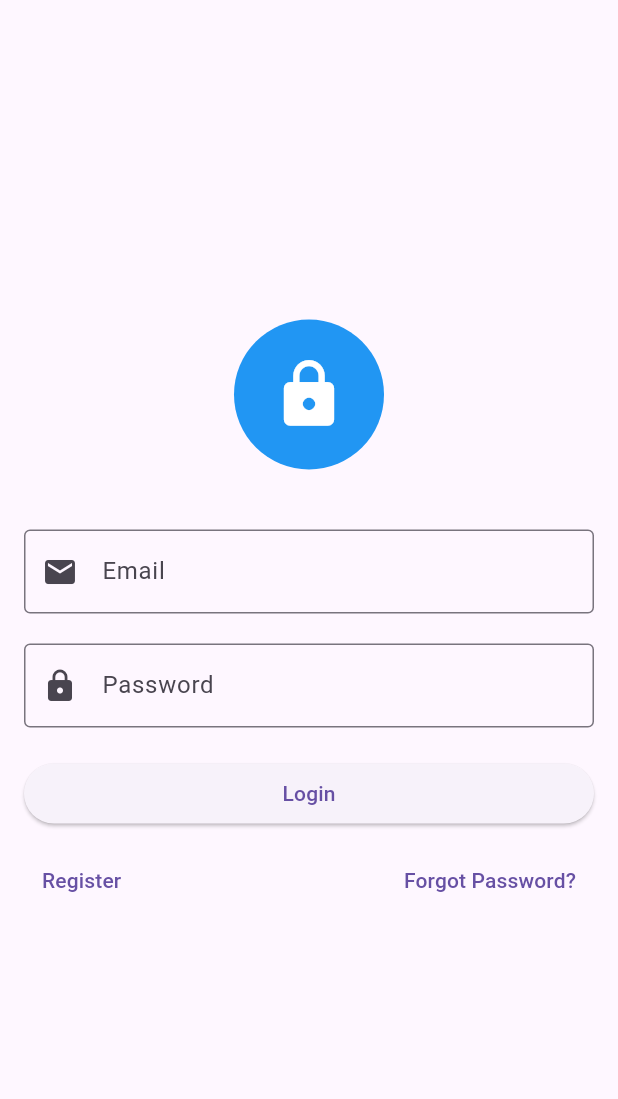
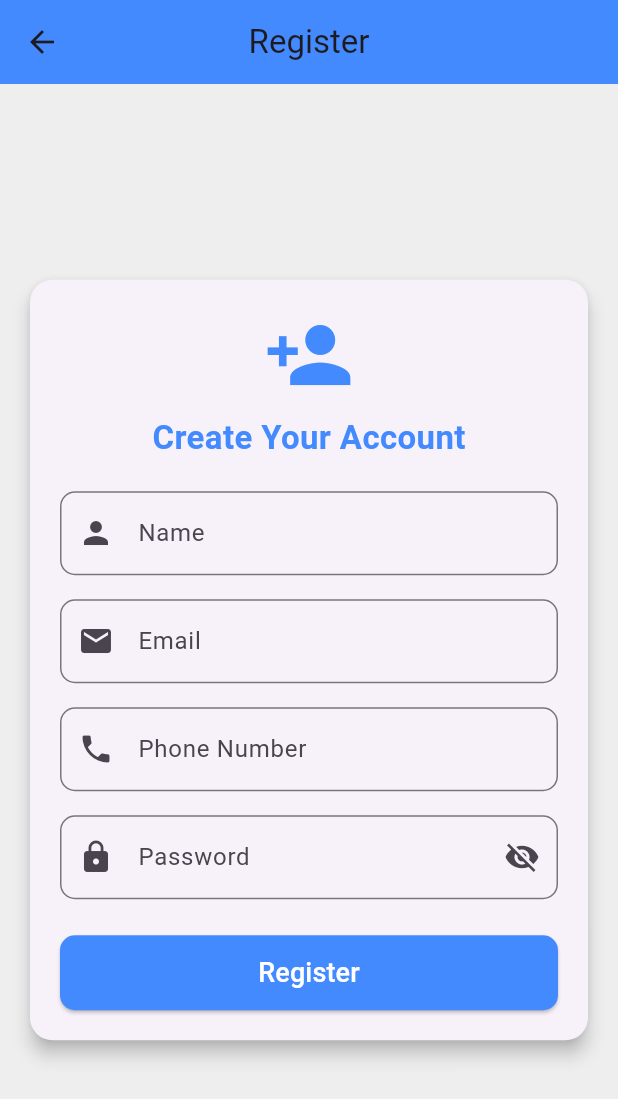
Before and after one commit to M0hAyman/hedieaty_app, a Flutter app: the screen it shows after launch, after a tap on "Register", on a phone screen of 412 x 824 dp. Shown: the top 1099 px of the screen. Run offline on Flutter 3.47's test engine with Material 3 defaults, Android fonts, the phone set to English and light mode, and no system bars; our stand-ins replace cloud_firestore, firebase_auth, firebase_core, sqflite; accounts and stored records are empty.

Commit message:
Register page added with its logic, initial implementation needs cleaning and separation of concerns

```diff
--- a/lib/Data/local_database/mydatabase.dart
+++ b/lib/Data/local_database/mydatabase.dart
@@ -30,12 +30,13 @@ class MyLocalDatabaseService {
           'ID' INTEGER NOT NULL PRIMARY KEY AUTOINCREMENT,
           'NAME' TEXT NOT NULL,
           'EMAIL' TEXT NOT NULL,
-          'PASSWORD' TEXT NOT NULL,
-          'PASSWORDRESET' BOOLEAN NOT NULL,
           'PHONENUMBER' TEXT NOT NULL,
           'PREFERENCE' TEXT NOT NULL
           )
           ''');
+        // Removed those fields from the table recently need a rebuild! to update the table
+        //          'PASSWORD' TEXT NOT NULL,
+        //           'PASSWORDRESET' BOOLEAN NOT NULL,
         print("User table created");
         // Create Events table
         await db.execute('''
--- a/lib/Data/local_database/services/event_service.dart
+++ b/lib/Data/local_database/services/event_service.dart
@@ -1,3 +1,5 @@
+import 'package:sqflite/sqflite.dart';
+
 import '../mydatabase.dart';
 
 class EventService {
@@ -5,7 +7,7 @@ class EventService {
 
   Future<int> insertEvent(Map<String, dynamic> eventData) async {
     final db = await _dbService.getDatabaseInstance();
-    return await db!.insert('EVENTS', eventData);
+    return await db!.insert('EVENTS', eventData, conflictAlgorithm: ConflictAlgorithm.replace,);
   }
 
   Future<List<Map<String, dynamic>>> getEventsByUserId(int userId) async {
--- a/lib/Data/local_database/services/friend_service.dart
+++ b/lib/Data/local_database/services/friend_service.dart
@@ -1,4 +1,6 @@
 
+
+import 'package:sqflite/sqflite.dart';
 
 import '../mydatabase.dart';
 
@@ -7,7 +9,7 @@ class FriendService {
 
   Future<int> addFriend(int userId, int friendId) async {
     final db = await _dbService.getDatabaseInstance();
-    return await db!.insert('FRIENDS', {'USER_ID': userId, 'FRIEND_ID': friendId});
+    return await db!.insert('FRIENDS', {'USER_ID': userId, 'FRIEND_ID': friendId}, conflictAlgorithm: ConflictAlgorithm.replace,);
   }
 
   Future<List<Map<String, dynamic>>> getFriendsByUserId(int userId) async {
--- a/lib/Data/local_database/services/gift_service.dart
+++ b/lib/Data/local_database/services/gift_service.dart
@@ -1,4 +1,6 @@
 
+
+import 'package:sqflite/sqflite.dart';
 
 import '../mydatabase.dart';
 
@@ -7,7 +9,7 @@ class GiftService {
 
   Future<int> insertGift(Map<String, dynamic> giftData) async {
     final db = await _dbService.getDatabaseInstance();
-    return await db!.insert('GIFTS', giftData);
+    return await db!.insert('GIFTS', giftData, conflictAlgorithm: ConflictAlgorithm.replace,);
   }
 
   Future<List<Map<String, dynamic>>> getGiftsByEventId(int eventId) async {
--- a/lib/Data/local_database/services/user_service.dart
+++ b/lib/Data/local_database/services/user_service.dart
@@ -1,5 +1,4 @@
-
-
+import 'package:sqflite/sqflite.dart';
 import '../mydatabase.dart';
 
 class UserService {
@@ -7,7 +6,7 @@ class UserService {
 
   Future<int> insertUser(Map<String, dynamic> userData) async {
     final db = await _dbService.getDatabaseInstance();
-    return await db!.insert('USER', userData);
+    return await db!.insert('USER', userData, conflictAlgorithm: ConflictAlgorithm.replace,);
   }
 
   Future<Map<String, dynamic>?> getUserByEmail(String email) async {
--- a/lib/Pages/login_page.dart
+++ b/lib/Pages/login_page.dart
@@ -1,6 +1,7 @@
 import 'package:flutter/material.dart';
 import 'package:firebase_auth/firebase_auth.dart';
 import 'package:hedieaty_app/CustomWidgets/main_navigation_bar.dart';
+import 'package:hedieaty_app/Pages/register_page.dart';
 
 class LoginPage extends StatefulWidget {
   const LoginPage({super.key});
@@ -112,6 +113,10 @@ class _LoginPageState extends State<LoginPage> {
                     TextButton(
                       onPressed: () {
                         // TODO: Navigate to Register screen
+                        Navigator.push(
+                          context,
+                          MaterialPageRoute(builder: (context) => const RegisterPage()),
+                        );
                       },
                       child: const Text('Register'),
                     ),
--- /dev/null
+++ b/lib/Pages/register_page.dart
@@ -0,0 +1,249 @@
+import 'package:flutter/material.dart';
+import 'package:firebase_auth/firebase_auth.dart';
+import 'package:cloud_firestore/cloud_firestore.dart';
+
+class RegisterPage extends StatefulWidget {
+  const RegisterPage({super.key});
+
+  @override
+  State<RegisterPage> createState() => _RegisterPageState();
+}
+
+class _RegisterPageState extends State<RegisterPage> {
+  final FirebaseAuth _auth = FirebaseAuth.instance;
+  final FirebaseFirestore _firestore = FirebaseFirestore.instance;
+
+  final _formKey = GlobalKey<FormState>(); // Form key for validation
+  final TextEditingController _emailController = TextEditingController();
+  final TextEditingController _passwordController = TextEditingController();
+  final TextEditingController _nameController = TextEditingController();
+  final TextEditingController _phoneController = TextEditingController();
+
+  bool _isPasswordVisible = false;
+  bool _isLoading = false;
+
+  // Handle registration
+  Future<void> _register() async {
+    if (!_formKey.currentState!.validate()) {
+      return; // Don't proceed if validation fails
+    }
+
+    setState(() {
+      _isLoading = true;
+    });
+
+    try {
+      // Firebase Authentication
+      UserCredential userCredential = await _auth.createUserWithEmailAndPassword(
+        email: _emailController.text.trim(),
+        password: _passwordController.text.trim(),
+      );
+
+      String uid = userCredential.user?.uid ?? "";
+
+      // Save to Firestore
+      await _firestore.collection('users').doc(uid).set({
+        'id': uid,
+        'name': _nameController.text.trim(),
+        'email': _emailController.text.trim(),
+        'phone': _phoneController.text.trim(),
+      });
+
+      ScaffoldMessenger.of(context).showSnackBar(
+        const SnackBar(content: Text("Registration successful!")),
+      );
+      Navigator.pop(context); // Navigate back
+    } catch (e) {
+      ScaffoldMessenger.of(context).showSnackBar(
+        SnackBar(content: Text("Error: $e")),
+      );
+    } finally {
+      setState(() {
+        _isLoading = false;
+      });
+    }
+  }
+
+  @override
+  Widget build(BuildContext context) {
+    return Scaffold(
+      backgroundColor: Colors.grey[200],
+      appBar: AppBar(
+        title: const Text("Register"),
+        centerTitle: true,
+        backgroundColor: Colors.blueAccent,
+      ),
+      body: Stack(
+        children: [
+          Center(
+            child: SingleChildScrollView(
+              child: Padding(
+                padding: const EdgeInsets.all(16.0),
+                child: Card(
+                  elevation: 5,
+                  shape: RoundedRectangleBorder(
+                    borderRadius: BorderRadius.circular(15),
+                  ),
+                  child: Padding(
+                    padding: const EdgeInsets.all(20.0),
+                    child: Form(
+                      key: _formKey, // Connect the form key
+                      child: Column(
+                        mainAxisSize: MainAxisSize.min,
+                        crossAxisAlignment: CrossAxisAlignment.stretch,
+                        children: [
+                          Column(
+                            children: [
+                              Icon(Icons.person_add, size: 60, color: Colors.blueAccent),
+                              const SizedBox(height: 10),
+                              Text(
+                                "Create Your Account",
+                                style: TextStyle(
+                                  fontSize: 22,
+                                  fontWeight: FontWeight.bold,
+                                  color: Colors.blueAccent,
+                                ),
+                              ),
+                              const SizedBox(height: 20),
+                            ],
+                          ),
+
+                          // Name field
+                          TextFormField(
+                            controller: _nameController,
+                            decoration: InputDecoration(
+                              labelText: "Name",
+                              prefixIcon: const Icon(Icons.person),
+                              border: OutlineInputBorder(
+                                borderRadius: BorderRadius.circular(10),
+                              ),
+                            ),
+                            validator: (value) {
+                              if (value == null || value.trim().isEmpty) {
+                                return 'Name is required';
+                              }
+                              return null;
+                            },
+                          ),
+                          const SizedBox(height: 16),
+
+                          // Email field
+                          TextFormField(
+                            controller: _emailController,
+                            keyboardType: TextInputType.emailAddress,
+                            decoration: InputDecoration(
+                              labelText: "Email",
+                              prefixIcon: const Icon(Icons.email),
+                              border: OutlineInputBorder(
+                                borderRadius: BorderRadius.circular(10),
+                              ),
+                            ),
+                            validator: (value) {
+                              if (value == null || value.trim().isEmpty) {
+                                return 'Email is required';
+                              }
+                              if (!RegExp(r'^[^@]+@[^@]+\.[^@]+').hasMatch(value)) {
+                                return 'Enter a valid email';
+                              }
+                              return null;
+                            },
+                          ),
+                          const SizedBox(height: 16),
+
+                          // Phone field
+                          TextFormField(
+                            controller: _phoneController,
+                            keyboardType: TextInputType.phone,
+                            decoration: InputDecoration(
+                              labelText: "Phone Number",
+                              prefixIcon: const Icon(Icons.phone),
+                              border: OutlineInputBorder(
+                                borderRadius: BorderRadius.circular(10),
+                              ),
+                            ),
+                            validator: (value) {
+                              if (value == null || value.trim().isEmpty) {
+                                return 'Phone number is required';
+                              }
+                              if (!RegExp(r'^\d{10,}$').hasMatch(value)) {
+                                return 'Enter a valid phone number';
+                              }
+                              return null;
+                            },
+                          ),
+                          const SizedBox(height: 16),
+
+                          // Password field
+                          TextFormField(
+                            controller: _passwordController,
+                            obscureText: !_isPasswordVisible,
+                            decoration: InputDecoration(
+                              labelText: "Password",
+                              prefixIcon: const Icon(Icons.lock),
+                              suffixIcon: IconButton(
+                                icon: Icon(
+                                  _isPasswordVisible
+                                      ? Icons.visibility
+                                      : Icons.visibility_off,
+                                ),
+                                onPressed: () {
+                                  setState(() {
+                                    _isPasswordVisible = !_isPasswordVisible;
+                                  });
+                                },
+                              ),
+                              border: OutlineInputBorder(
+                                borderRadius: BorderRadius.circular(10),
+                              ),
+                            ),
+                            validator: (value) {
+                              if (value == null || value.trim().isEmpty) {
+                                return 'Password is required';
+                              }
+                              if (value.trim().length < 6) {
+                                return 'Password must be at least 6 characters long';
+                              }
+                              return null;
+                            },
+                          ),
+                          const SizedBox(height: 24),
+
+                          // Register button
+                          SizedBox(
+                            height: 50,
+                            child: ElevatedButton(
+                              onPressed: _register,
+                              style: ElevatedButton.styleFrom(
+                                backgroundColor: Colors.blueAccent,
+                                shape: RoundedRectangleBorder(
+                                  borderRadius: BorderRadius.circular(10),
+                                ),
+                              ),
+                              child: const Text(
+                                "Register",
+                                style: TextStyle(fontSize: 18, color: Colors.white),
+                              ),
+                            ),
+                          ),
+                        ],
+                      ),
+                    ),
+                  ),
+                ),
+              ),
+            ),
+          ),
+          if (_isLoading)
+            Container(
+              color: Colors.black.withOpacity(0.5),
+              child: const Center(
+                child: CircularProgressIndicator(
+                  valueColor: AlwaysStoppedAnimation<Color>(Colors.blueAccent),
+                ),
+              ),
+            ),
+        ],
+      ),
+    );
+  }
+}
```
Also changed, not shown: lib/Models/user_model.dart (+23 -1 lines).
